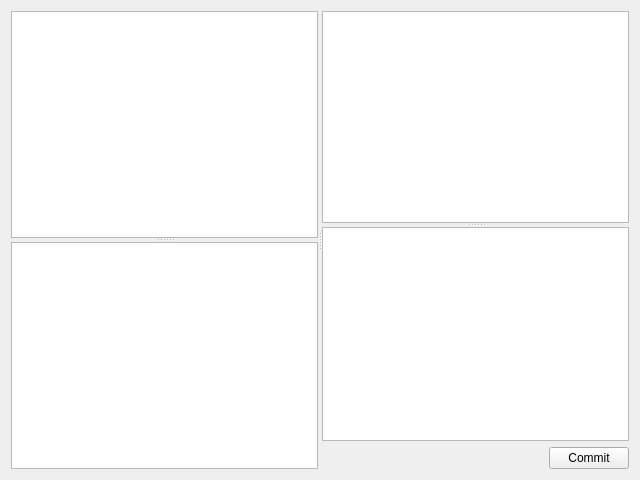
Before: the Qt Designer form kitten/ui/stage_widget.ui in riyad/kitten-ruby, drawn with Qt 5.
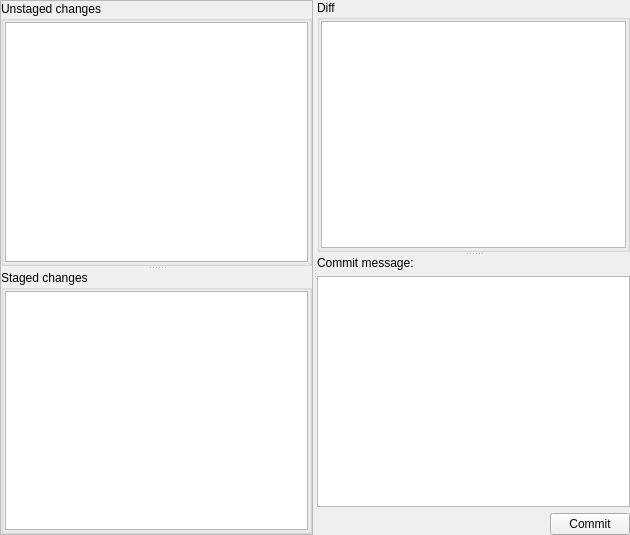
After: the same form once the commit is applied. Custom widgets are drawn as their Qt base class.

Commit message: Beautified StageWidget UI.

```diff
--- a/kitten/ui/stage_widget.ui
+++ b/kitten/ui/stage_widget.ui
@@ -6,23 +6,41 @@
    <rect>
     <x>0</x>
     <y>0</y>
-    <width>640</width>
-    <height>480</height>
+    <width>630</width>
+    <height>535</height>
    </rect>
   </property>
   <property name="windowTitle">
    <string>Form</string>
   </property>
-  <layout class="QGridLayout" name="gridLayout_2">
+  <layout class="QGridLayout" name="gridLayout_5">
+   <property name="margin">
+    <number>0</number>
+   </property>
    <item row="0" column="0">
     <widget class="QSplitter" name="splitter_3">
      <property name="orientation">
       <enum>Qt::Horizontal</enum>
      </property>
      <widget class="QSplitter" name="splitter_2">
+      <property name="frameShape">
+       <enum>QFrame::StyledPanel</enum>
+      </property>
       <property name="orientation">
        <enum>Qt::Vertical</enum>
       </property>
+      <property name="childrenCollapsible">
+       <bool>false</bool>
+      </property>
+      <widget class="QGroupBox" name="groupBox">
+       <property name="title">
+        <string>Unstaged changes</string>
+       </property>
+       <layout class="QGridLayout" name="gridLayout_2">
+        <property name="margin">
+         <number>1</number>
+        </property>
+        <item row="0" column="0">
       <widget class="QTreeView" name="unstagedChangesView">
        <property name="alternatingRowColors">
         <bool>true</bool>
@@ -43,19 +61,67 @@
         <bool>true</bool>
        </property>
       </widget>
+        </item>
+       </layout>
+      </widget>
+      <widget class="QGroupBox" name="groupBox_2">
+       <property name="title">
+        <string>Staged changes</string>
+       </property>
+       <property name="flat">
+        <bool>false</bool>
+       </property>
+       <property name="checkable">
+        <bool>false</bool>
+       </property>
+       <layout class="QGridLayout" name="gridLayout_3">
+        <property name="margin">
+         <number>1</number>
+        </property>
+        <item row="0" column="0">
       <widget class="QTreeView" name="stagedChangesView"/>
+        </item>
+       </layout>
+      </widget>
      </widget>
      <widget class="QSplitter" name="splitter">
+      <property name="sizePolicy">
+       <sizepolicy hsizetype="Expanding" vsizetype="Expanding">
+        <horstretch>0</horstretch>
+        <verstretch>0</verstretch>
+       </sizepolicy>
+      </property>
       <property name="orientation">
        <enum>Qt::Vertical</enum>
       </property>
+      <property name="childrenCollapsible">
+       <bool>false</bool>
+      </property>
+      <widget class="QWidget" name="">
+       <layout class="QGridLayout" name="gridLayout_4">
+        <item row="0" column="0" colspan="2">
+         <widget class="QGroupBox" name="diffDescription">
+          <property name="title">
+           <string>Diff</string>
+          </property>
+          <property name="flat">
+           <bool>true</bool>
+          </property>
+          <layout class="QGridLayout" name="_2">
+           <property name="margin">
+            <number>1</number>
+           </property>
+           <item row="0" column="0">
       <widget class="KTextBrowser" name="diffBrowser"/>
+           </item>
+          </layout>
+         </widget>
+        </item>
+       </layout>
+      </widget>
       <widget class="QWidget" name="layoutWidget">
        <layout class="QGridLayout" name="gridLayout">
-        <item row="0" column="0" colspan="2">
-         <widget class="KTextEdit" name="commitMessageTextEdit"/>
-        </item>
-        <item row="1" column="0">
+        <item row="2" column="0">
          <spacer name="horizontalSpacer">
           <property name="orientation">
            <enum>Qt::Horizontal</enum>
@@ -68,13 +134,29 @@
           </property>
          </spacer>
         </item>
-        <item row="1" column="1">
+        <item row="2" column="1">
          <widget class="QPushButton" name="commitButton">
           <property name="text">
            <string>Commit</string>
           </property>
          </widget>
         </item>
+        <item row="1" column="0" colspan="2">
+         <widget class="KTextEdit" name="commitMessageTextEdit"/>
+        </item>
+        <item row="0" column="0" colspan="2">
+         <widget class="QLabel" name="label">
+          <property name="sizePolicy">
+           <sizepolicy hsizetype="Preferred" vsizetype="Minimum">
+            <horstretch>0</horstretch>
+            <verstretch>0</verstretch>
+           </sizepolicy>
+          </property>
+          <property name="text">
+           <string>Commit message:</string>
+          </property>
+         </widget>
+        </item>
        </layout>
       </widget>
      </widget>
```
Left out of the diff: 3 changed lines with no effect on the pictures. Lines whose indentation alone changed are shown as unchanged.
